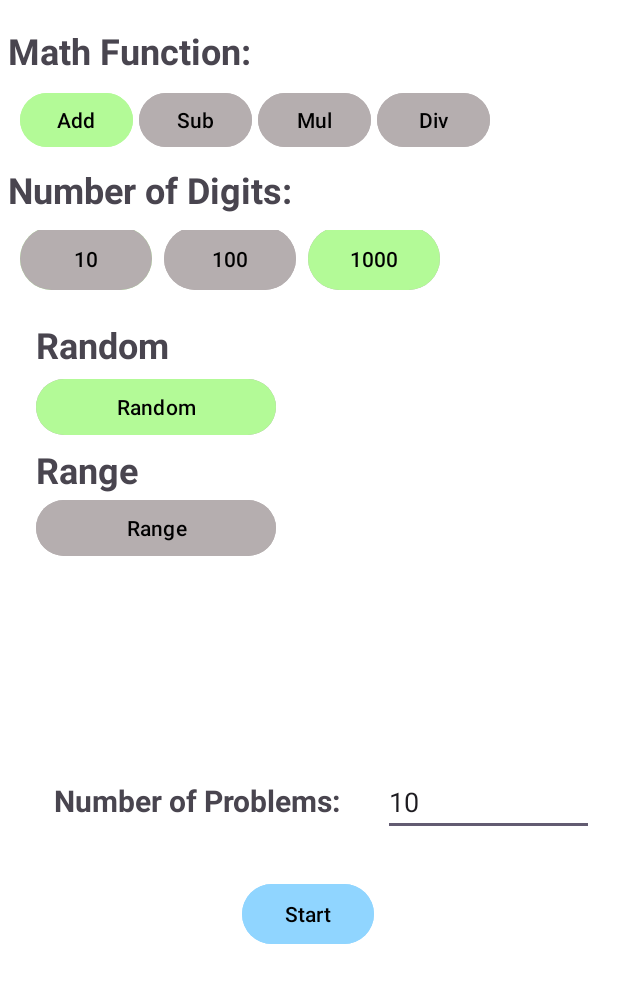
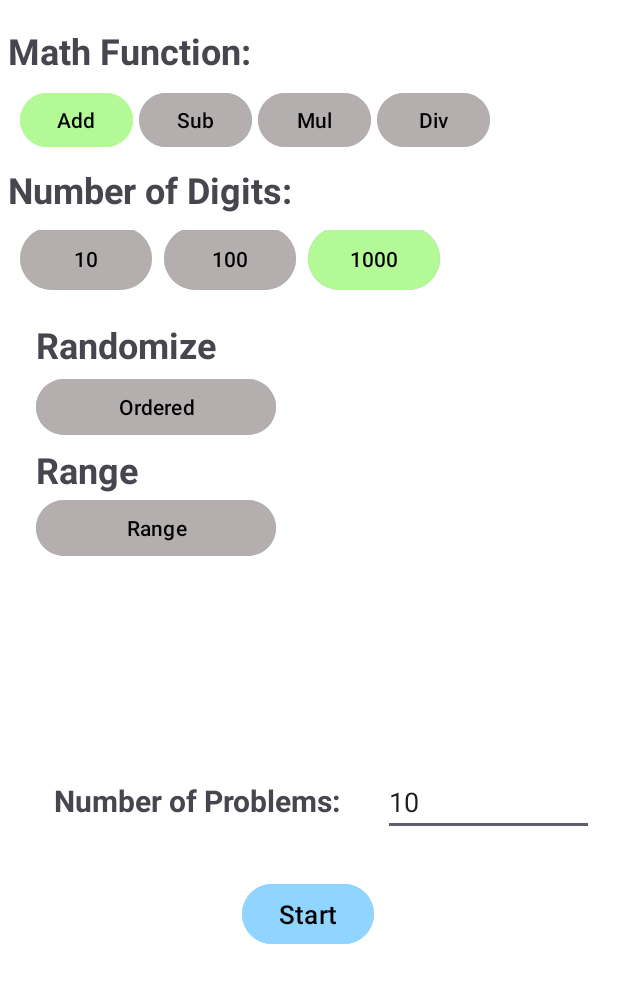
Before and after one commit to frankaburns/mathLesson, an Android app: the screen it shows after launch (MainActivity), after a tap on "Random", on a phone screen of 412 x 824 dp. Shown: the top 983 px of the screen. Run offline under Robolectric (Android 15) with nearby library versions, the light colour scheme and no system bars.

Commit message:
few tweeks

```diff
--- a/app/src/main/java/com/fabo/mathlesson/view/FragmentConfigure.java
+++ b/app/src/main/java/com/fabo/mathlesson/view/FragmentConfigure.java
@@ -109,10 +109,12 @@ public class FragmentConfigure extends Fragment {
         fragmentConfigureBinding.randomButton.setOnClickListener(v -> {
             if (randomClicked) {
                 random = 0;
+                random_button.setText(R.string.Ordered);
                 random_button.setBackgroundTintList(ColorStateList.valueOf(Color.parseColor(color_switch_off)));
                 randomClicked = false;
             } else {
                 random = 1;
+                random_button.setText(R.string.Random);
                 random_button.setBackgroundTintList(ColorStateList.valueOf(Color.parseColor(color_switch_on)));
                 randomClicked = true;
 
--- a/app/src/main/res/layout-land/fragment_configure.xml
+++ b/app/src/main/res/layout-land/fragment_configure.xml
@@ -161,7 +161,7 @@
             android:layout_marginStart="8dp"
             android:backgroundTint="@color/switch_off"
             android:textColor="@color/black"
-            android:text="@string/Randomize"
+            android:text="@string/Ordered"
             app:layout_constraintTop_toBottomOf="@+id/linearLayoutDigits" />
 
         <Button
@@ -264,6 +264,7 @@
         android:layout_marginTop="20dp"
         android:backgroundTint="@color/blue"
         android:textColor="@color/black"
+        android:textSize="17sp"
         android:text="@string/Go"
         app:layout_constraintEnd_toEndOf="parent"
         app:layout_constraintHorizontal_bias="0.498"
--- a/app/src/main/res/layout/fragment_configure.xml
+++ b/app/src/main/res/layout/fragment_configure.xml
@@ -181,7 +181,7 @@
             android:layout_marginStart="8dp"
             android:backgroundTint="@color/switch_off"
             android:textColor="@color/black"
-            android:text="@string/Randomize"
+            android:text="@string/Ordered"
             app:layout_constraintTop_toBottomOf="@+id/functionView" />
 
 
@@ -339,6 +339,7 @@
         android:layout_marginTop="20dp"
         android:backgroundTint="@color/blue"
         android:textColor="@color/black"
+        android:textSize="17sp"
         android:text="@string/Go"
         app:layout_constraintEnd_toEndOf="parent"
         app:layout_constraintHorizontal_bias="0.498"
--- a/app/src/main/res/values/strings.xml
+++ b/app/src/main/res/values/strings.xml
@@ -26,7 +26,9 @@
     <string name="level_1">100</string>
     <string name="level_2">1000</string>
 
-    <string name="Randomize">Random</string>
+    <string name="Randomize">Randomize</string>
+    <string name="Random">Random</string>
+    <string name="Ordered">Ordered</string>
     <string name="Range">Range</string>
 
     <string name="Start">Start:</string>
```
